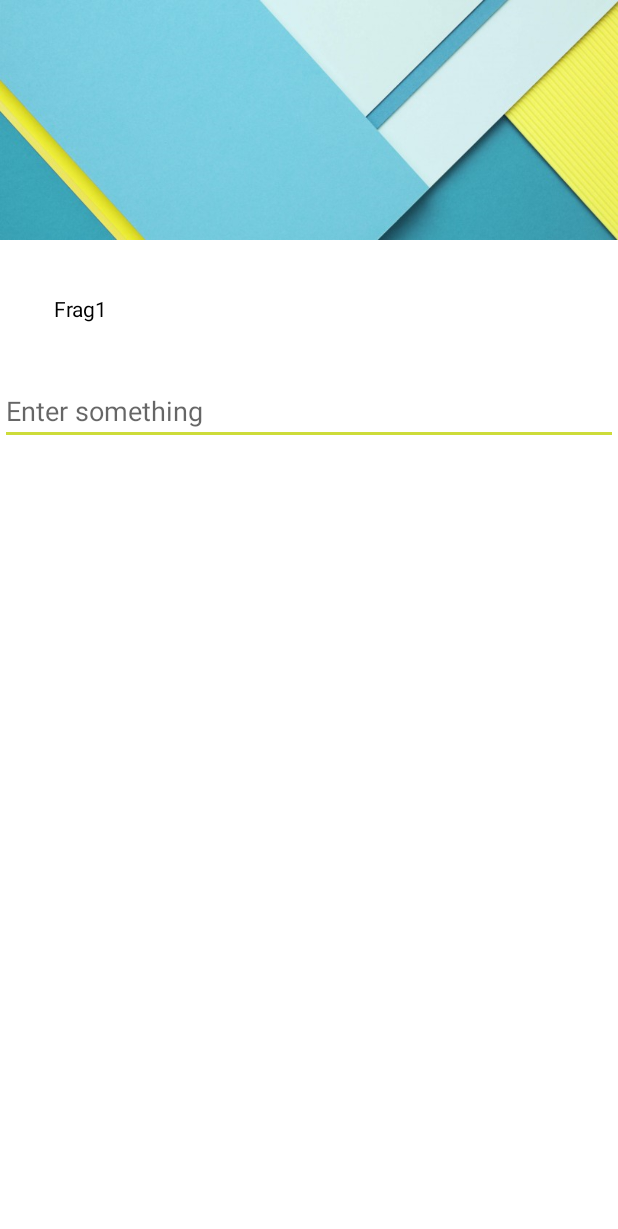
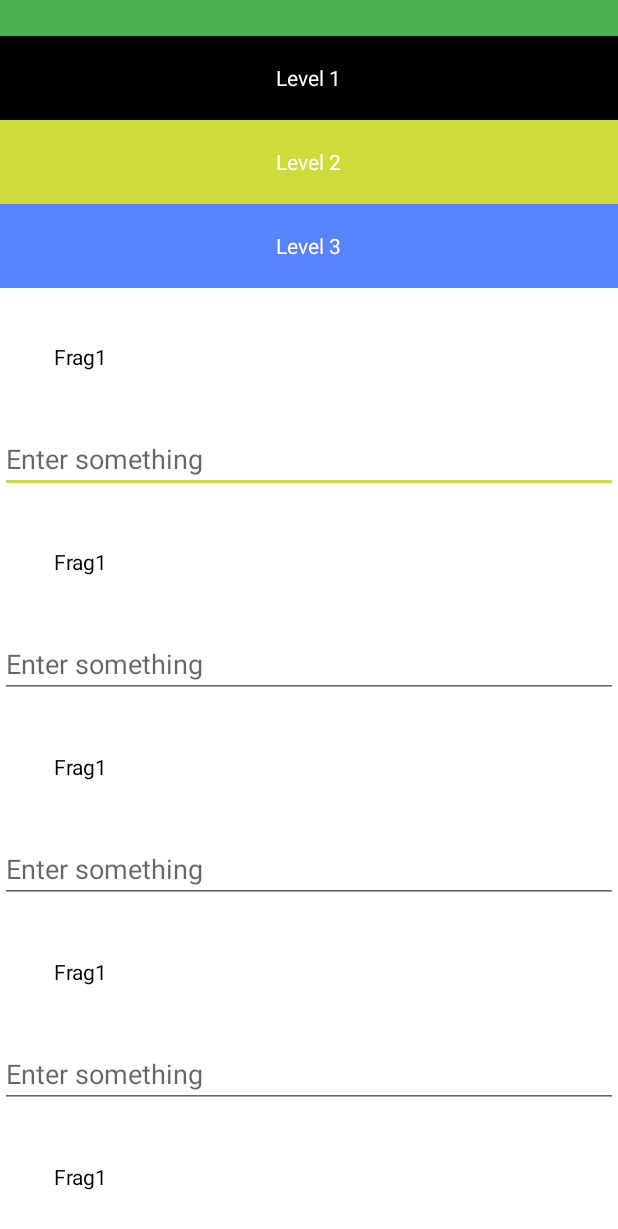
Before and after one commit to jintoga/Transparent-StatusBar-Switch-Toolbar-Between-Fragments, an Android app: the screen it shows after launch (MainActivity), on a phone screen of 412 x 824 dp. Shown: the top 1229 px of the screen. Run offline under Robolectric (Android 15) with nearby library versions, the phone set to English and light mode, and no system bars; our stand-ins replace ButterKnife.

Commit message:
- multi lvl collapsing toolbar

```diff
--- a/app/src/main/java/com/enterra/android/switchtoolbarbetweenfragmentsdemo/MainActivity.java
+++ b/app/src/main/java/com/enterra/android/switchtoolbarbetweenfragmentsdemo/MainActivity.java
@@ -30,9 +30,9 @@ public class MainActivity extends AppCompatActivity
         nvDrawer.setNavigationItemSelectedListener(this);
         if (savedInstanceState == null) {
             getSupportFragmentManager().beginTransaction()
-                .replace(R.id.content, new Fragment1())
+                .replace(R.id.content, new MultiLevelCollapseFragment())
                 .commit();
-            currentMenuItemId = nvDrawer.getMenu().getItem(0).getItemId();
+            currentMenuItemId = nvDrawer.getMenu().getItem(3).getItemId();
         }
 
         fragmentManager = getSupportFragmentManager();
@@ -62,6 +62,9 @@ public class MainActivity extends AppCompatActivity
             case R.id.frag3:
                 fragment = new Fragment3();
                 break;
+            case R.id.frag4:
+                fragment = new MultiLevelCollapseFragment();
+                break;
         }
         // Insert the fragment by replacing any existing fragment
         fragmentManager.beginTransaction()
--- /dev/null
+++ b/app/src/main/java/com/enterra/android/switchtoolbarbetweenfragmentsdemo/MultiLevelCollapseFragment.java
@@ -0,0 +1,32 @@
+package com.enterra.android.switchtoolbarbetweenfragmentsdemo;
+
+import android.os.Bundle;
+import android.support.annotation.Nullable;
+import android.view.LayoutInflater;
+import android.view.View;
+import android.view.ViewGroup;
+import butterknife.Bind;
+import butterknife.ButterKnife;
+
+/**
+ * Created by DAT on 12-Jun-16.
+ */
+public class MultiLevelCollapseFragment extends BaseFragment {
+
+    @Bind(R.id.systemBar)
+    protected View systemBar;
+    private View view;
+
+    @Nullable
+    @Override
+    public View onCreateView(LayoutInflater inflater, @Nullable ViewGroup container,
+        @Nullable Bundle savedInstanceState) {
+        view = inflater.inflate(R.layout.multi_level_collapse_fragment, container, false);
+        ButterKnife.bind(this, view);
+        if (systemBar != null) {
+            systemBar.getLayoutParams().height = getStatusBarHeight();
+            systemBar.requestLayout();
+        }
+        return view;
+    }
+}
--- a/app/src/main/res/layout/expanded_toolbar_banner.xml
+++ b/app/src/main/res/layout/expanded_toolbar_banner.xml
@@ -2,7 +2,8 @@
 <FrameLayout xmlns:android="http://schemas.android.com/apk/res/android"
     android:layout_width="match_parent"
     android:layout_height="160dp"
-    android:background="@drawable/header">
+    android:background="@drawable/header"
+    android:fitsSystemWindows="true">
 
 
 </FrameLayout>
--- /dev/null
+++ b/app/src/main/res/layout/multi_level_collapse_fragment.xml
@@ -0,0 +1,175 @@
+<LinearLayout xmlns:android="http://schemas.android.com/apk/res/android"
+    xmlns:app="http://schemas.android.com/apk/res-auto"
+    xmlns:tools="http://schemas.android.com/tools"
+    android:layout_width="match_parent"
+    android:layout_height="match_parent"
+    android:orientation="vertical">
+
+    <View
+        android:id="@+id/systemBar"
+        android:layout_width="match_parent"
+        android:layout_height="0dp"
+        android:background="@color/colorPrimary"
+        android:elevation="0dp"
+        android:fitsSystemWindows="true"
+        app:layout_anchorGravity="top"
+        tools:ignore="InconsistentLayout"
+        tools:targetApi="21" />
+
+    <android.support.design.widget.CoordinatorLayout
+        android:layout_width="match_parent"
+        android:layout_height="match_parent">
+
+        <android.support.design.widget.AppBarLayout
+            android:id="@+id/app_bar_layout"
+            android:layout_width="match_parent"
+            android:layout_height="wrap_content"
+            android:theme="@style/ThemeOverlay.AppCompat.Dark.ActionBar"
+            app:elevation="0dp">
+
+            <android.support.design.widget.CollapsingToolbarLayout
+                android:layout_width="match_parent"
+                android:layout_height="match_parent"
+                app:contentScrim="@null"
+                app:layout_scrollFlags="scroll|enterAlways|snap"
+                app:statusBarScrim="@android:color/transparent">
+
+                <FrameLayout
+                    android:layout_width="match_parent"
+                    android:layout_height="?android:attr/actionBarSize"
+                    android:background="@color/black"
+                    app:layout_collapseMode="pin">
+
+                    <TextView
+                        android:layout_width="wrap_content"
+                        android:layout_height="wrap_content"
+                        android:layout_gravity="center"
+                        android:text="Level 1"
+                        android:textColor="@color/white" />
+                </FrameLayout>
+            </android.support.design.widget.CollapsingToolbarLayout>
+
+            <android.support.design.widget.CollapsingToolbarLayout
+                android:layout_width="match_parent"
+                android:layout_height="wrap_content"
+                app:contentScrim="@null"
+                app:layout_scrollFlags="scroll|enterAlways|snap"
+                app:statusBarScrim="@android:color/transparent">
+
+                <FrameLayout
+                    android:layout_width="match_parent"
+                    android:layout_height="?android:attr/actionBarSize"
+                    android:background="@color/colorAccent"
+                    app:layout_collapseMode="pin">
+
+                    <TextView
+                        android:layout_width="wrap_content"
+                        android:layout_height="wrap_content"
+                        android:layout_gravity="center"
+                        android:text="Level 2"
+                        android:textColor="@color/white" />
+                </FrameLayout>
+            </android.support.design.widget.CollapsingToolbarLayout>
+
+            <android.support.design.widget.CollapsingToolbarLayout
+                android:layout_width="match_parent"
+                android:layout_height="wrap_content"
+                app:contentScrim="@null"
+                app:layout_scrollFlags="scroll|enterAlways|snap"
+                app:statusBarScrim="@android:color/transparent">
+
+                <FrameLayout
+                    android:layout_width="match_parent"
+                    android:layout_height="?android:attr/actionBarSize"
+                    android:background="@color/frag2"
+                    app:layout_collapseMode="pin">
+
+                    <TextView
+                        android:layout_width="wrap_content"
+                        android:layout_height="wrap_content"
+                        android:layout_gravity="center"
+                        android:text="Level 3"
+                        android:textColor="@color/white" />
+                </FrameLayout>
+            </android.support.design.widget.CollapsingToolbarLayout>
+        </android.support.design.widget.AppBarLayout>
+
+        <android.support.v4.widget.NestedScrollView
+            android:id="@+id/nestedScrollView"
+            android:layout_width="match_parent"
+            android:layout_height="match_parent"
+            android:layout_gravity="fill_vertical"
+            android:fillViewport="true"
+            app:layout_behavior="@string/appbar_scrolling_view_behavior">
+
+            <LinearLayout
+                android:layout_width="match_parent"
+                android:layout_height="wrap_content"
+                android:background="@color/white"
+                android:orientation="vertical">
+
+                <TextView
+                    android:layout_width="wrap_content"
+                    android:layout_height="wrap_content"
+                    android:layout_margin="36dp"
+                    android:text="Frag1"
+                    android:textColor="@color/black" />
+
+                <EditText
+                    android:layout_width="match_parent"
+                    android:layout_height="wrap_content"
+                    android:hint="Enter something" />
+
+                <TextView
+                    android:layout_width="wrap_content"
+                    android:layout_height="wrap_content"
+                    android:layout_margin="36dp"
+                    android:text="Frag1"
+                    android:textColor="@color/black" />
+
+                <EditText
+                    android:layout_width="match_parent"
+                    android:layout_height="wrap_content"
+                    android:hint="Enter something" />
+
+                <TextView
+                    android:layout_width="wrap_content"
+                    android:layout_height="wrap_content"
+                    android:layout_margin="36dp"
+                    android:text="Frag1"
+                    android:textColor="@color/black" />
+
+                <EditText
+                    android:layout_width="match_parent"
+                    android:layout_height="wrap_content"
+                    android:hint="Enter something" />
+
+                <TextView
+                    android:layout_width="wrap_content"
+                    android:layout_height="wrap_content"
+                    android:layout_margin="36dp"
+                    android:text="Frag1"
+                    android:textColor="@color/black" />
+
+                <EditText
+                    android:layout_width="match_parent"
+                    android:layout_height="wrap_content"
+                    android:hint="Enter something" />
+
+                <TextView
+                    android:layout_width="wrap_content"
+                    android:layout_height="wrap_content"
+                    android:layout_margin="36dp"
+                    android:text="Frag1"
+                    android:textColor="@color/black" />
+
+                <EditText
+                    android:layout_width="match_parent"
+                    android:layout_height="wrap_content"
+                    android:hint="Enter something" />
+            </LinearLayout>
+        </android.support.v4.widget.NestedScrollView>
+
+    </android.support.design.widget.CoordinatorLayout>
+
+</LinearLayout>
--- a/app/src/main/res/menu/nav_drawer_menu.xml
+++ b/app/src/main/res/menu/nav_drawer_menu.xml
@@ -20,5 +20,10 @@
             android:checked="false"
             android:title="@string/frag3" />
 
+        <item
+            android:id="@+id/frag4"
+            android:checked="false"
+            android:title="@string/frag4" />
+
     </group>
 </menu>
--- a/app/src/main/res/values/colors.xml
+++ b/app/src/main/res/values/colors.xml
@@ -4,6 +4,7 @@
     <color name="colorPrimaryLight">#C8E6C9</color>
     <color name="colorPrimaryDark">#388E3C</color>
     <color name="colorAccent">#CDDC39</color>
+    <color name="transparent">#00000000</color>
     <color name="white">#ffffff</color>
     <color name="black">#000000</color>
     <color name="gray">#bebebe</color>
--- a/app/src/main/res/values/strings.xml
+++ b/app/src/main/res/values/strings.xml
@@ -3,4 +3,5 @@
     <string name="frag1">fragment 1</string>
     <string name="frag2">fragment 2</string>
     <string name="frag3">fragment 3</string>
+    <string name="frag4">fragment 4</string>
 </resources>
```
